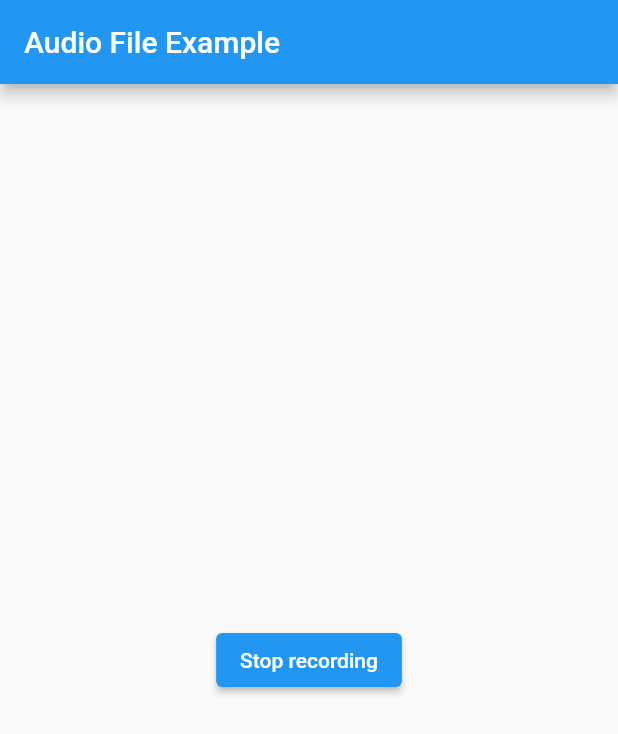
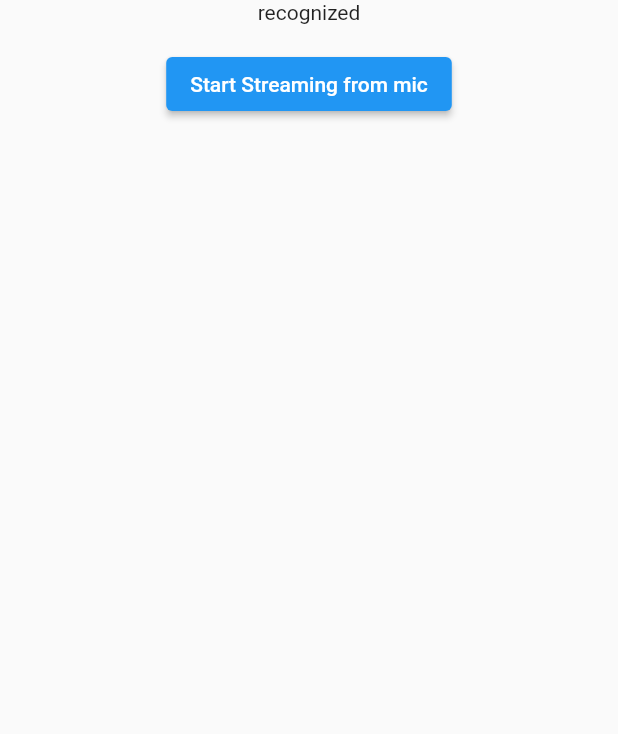
Before and after one commit to oh-naoki/robo_interviewer, a Flutter app: the screen it shows after launch, after a tap on "Start Streaming from mic", on a phone screen of 412 x 824 dp. Shown: the top 734 px of the screen. Run offline on Flutter 3.47's test engine with Material 2 defaults, Android fonts, the phone set to English and light mode, and no system bars; our stand-ins replace freezed_annotation, hooks_riverpod, rxdart; missing offline and left inert: google_speech, sound_stream.

Commit message:
Impl ViewModel

```diff
--- a/lib/ui/main.dart
+++ b/lib/ui/main.dart
@@ -1,17 +1,9 @@
-import 'dart:async';
-
 import 'package:flutter/material.dart';
-import 'package:flutter/services.dart';
-import 'package:google_speech/config/recognition_config.dart';
-import 'package:google_speech/config/recognition_config_v1.dart';
-import 'package:google_speech/config/streaming_recognition_config.dart';
-import 'package:google_speech/speech_client_authenticator.dart';
-import 'package:google_speech/speech_to_text.dart';
-import 'package:rxdart/rxdart.dart';
-import 'package:sound_stream/sound_stream.dart';
+import 'package:hooks_riverpod/hooks_riverpod.dart';
+import 'package:robo_interviewer/ui/main_viewmodel.dart';
 
 void main() {
-  runApp(const MyApp());
+  runApp(const ProviderScope(child: MyApp()));
 }
 
 class MyApp extends StatelessWidget {
@@ -25,136 +17,41 @@ class MyApp extends StatelessWidget {
       theme: ThemeData(
         primarySwatch: Colors.blue,
       ),
-      home: const MyHomePage(title: 'Flutter Demo Home Page'),
+      home: const MainScreen(),
     );
   }
 }
 
-class MyHomePage extends StatefulWidget {
-  const MyHomePage({super.key, required this.title});
-
-  final String title;
+class MainScreen extends ConsumerWidget {
+  const MainScreen({
+    Key? key,
+  }) : super(key: key);
 
   @override
-  State<MyHomePage> createState() => _MyHomePageState();
-}
-
-class _MyHomePageState extends State<MyHomePage> {
-  final RecorderStream _recorder = RecorderStream();
-
-  bool recognizing = false;
-  bool recognizeFinished = false;
-  String text = '';
-  StreamSubscription<List<int>>? _audioStreamSubscription;
-  BehaviorSubject<List<int>>? _audioStream;
-
-  @override
-  void initState() {
-    super.initState();
-    _recorder.initialize();
-  }
-
-  void streamingRecognize() async {
-    _audioStream = BehaviorSubject<List<int>>();
-    _audioStreamSubscription = _recorder.audioStream.listen((event) {
-      _audioStream!.add(event);
-    });
-
-    await _recorder.start();
-
-    setState(() {
-      recognizing = true;
-    });
-    final serviceAccount = ServiceAccount.fromString((await rootBundle.loadString('assets/test_service_account.json')));
-    final speechToText = SpeechToText.viaServiceAccount(serviceAccount);
-    final config = _getConfig();
-
-    final responseStream = speechToText.streamingRecognize(StreamingRecognitionConfig(config: config, interimResults: true), _audioStream!);
-
-    var responseText = '';
-
-    responseStream.listen((data) {
-      final currentText = data.results.map((e) => e.alternatives.first.transcript).join('\n');
-
-      if (data.results.first.isFinal) {
-        responseText += '\n' + currentText;
-        setState(() {
-          text = responseText;
-          recognizeFinished = true;
-        });
-      } else {
-        setState(() {
-          text = responseText + '\n' + currentText;
-          recognizeFinished = true;
-        });
-      }
-    }, onDone: () {
-      setState(() {
-        recognizing = false;
-      });
-    });
-  }
-
-  void stopRecording() async {
-    await _recorder.stop();
-    await _audioStreamSubscription?.cancel();
-    await _audioStream?.close();
-    setState(() {
-      recognizing = false;
-    });
-  }
-
-  RecognitionConfig _getConfig() => RecognitionConfig(
-      encoding: AudioEncoding.LINEAR16, model: RecognitionModel.basic, enableAutomaticPunctuation: true, sampleRateHertz: 16000, languageCode: 'ja');
-
-  @override
-  Widget build(BuildContext context) {
-    return Scaffold(
-      appBar: AppBar(
-        title: const Text('Audio File Example'),
+  Widget build(BuildContext context, WidgetRef ref) {
+    final viewState = ref.watch(mainViewModelProvider);
+    final viewModel = ref.read(mainViewModelProvider.notifier);
+    return viewState.when(
+      loading: () => const Center(
+        child: CircularProgressIndicator(),
       ),
-      body: Center(
-        child: Column(
-          mainAxisAlignment: MainAxisAlignment.spaceAround,
-          children: <Widget>[
-            if (recognizeFinished)
-              _RecognizeContent(
-                text: text,
+      error: (err, stack) => const Center(
+        child: Text("error"),
+      ),
+      data: (viewState) {
+        return Material(
+          child: Column(
+            children: [
+              Text("recognized"),
+              Text(viewState.text),
+              ElevatedButton(
+                onPressed: viewState.recognizing ? viewModel.stopSpeech : viewModel.startSpeech,
+                child: viewState.recognizing ? const Text('Stop recording') : const Text('Start Streaming from mic'),
               ),
-            ElevatedButton(
-              onPressed: recognizing ? stopRecording : streamingRecognize,
-              child: recognizing ? const Text('Stop recording') : const Text('Start Streaming from mic'),
-            ),
-          ],
-        ),
-      ), // This trailing comma makes auto-formatting nicer for build methods.
+            ],
+          ),
+        );
+      },
     );
   }
 }
-
-class _RecognizeContent extends StatelessWidget {
-  final String? text;
-
-  const _RecognizeContent({Key? key, this.text}) : super(key: key);
-
-  @override
-  Widget build(BuildContext context) {
-    return Padding(
-      padding: const EdgeInsets.all(16.0),
-      child: Column(
-        children: <Widget>[
-          const Text(
-            'The text recognized by the Google Speech Api:',
-          ),
-          const SizedBox(
-            height: 16.0,
-          ),
-          Text(
-            text ?? '---',
-            style: Theme.of(context).textTheme.bodyText1,
-          ),
-        ],
-      ),
-    );
-  }
-}
--- a/lib/ui/main_screen_state.dart
+++ b/lib/ui/main_screen_state.dart
@@ -9,7 +9,7 @@ abstract class MainScreenState with _$MainScreenState {
   const factory MainScreenState({
     @Default(false) bool recognizing,
     @Default(false) bool recognizeFinished,
-    @Default(null) String? text,
+    @Default("---") String text,
   }) = _MainScreenState;
 
   factory MainScreenState.fromJson(Map<String, dynamic> json) => _$MainScreenStateFromJson(json);
--- /dev/null
+++ b/lib/util/speech_client.dart
@@ -0,0 +1,47 @@
+import 'dart:async';
+
+import 'package:flutter/services.dart';
+import 'package:google_speech/config/recognition_config.dart';
+import 'package:google_speech/config/recognition_config_v1.dart';
+import 'package:google_speech/config/streaming_recognition_config.dart';
+import 'package:google_speech/generated/google/cloud/speech/v1/cloud_speech.pb.dart' hide RecognitionConfig, StreamingRecognitionConfig;
+import 'package:google_speech/speech_client_authenticator.dart';
+import 'package:google_speech/speech_to_text.dart';
+import 'package:hooks_riverpod/hooks_riverpod.dart';
+import 'package:rxdart/rxdart.dart';
+import 'package:sound_stream/sound_stream.dart';
+
+final speechClientProvider = Provider.autoDispose((ref) => SpeechClient());
+
+class SpeechClient {
+  final RecorderStream _recorder = RecorderStream()..initialize();
+  bool recognizing = false;
+  bool recognizeFinished = false;
+  String text = '';
+  StreamSubscription<List<int>>? _audioStreamSubscription;
+  BehaviorSubject<List<int>>? _audioStream;
+
+  RecognitionConfig _getConfig() => RecognitionConfig(
+      encoding: AudioEncoding.LINEAR16, model: RecognitionModel.basic, enableAutomaticPunctuation: true, sampleRateHertz: 16000, languageCode: 'ja');
+
+  Future<Stream<StreamingRecognizeResponse>> startRecognize() async {
+    _audioStream = BehaviorSubject<List<int>>();
+    _audioStreamSubscription = _recorder.audioStream.listen((event) {
+      _audioStream!.add(event);
+    });
+
+    await _recorder.start();
+
+    final serviceAccount = ServiceAccount.fromString((await rootBundle.loadString('assets/test_service_account.json')));
+    final speechToText = SpeechToText.viaServiceAccount(serviceAccount);
+    final config = _getConfig();
+
+    return speechToText.streamingRecognize(StreamingRecognitionConfig(config: config, interimResults: true), _audioStream!);
+  }
+
+  void stopRecognize() async {
+    await _recorder.stop();
+    await _audioStreamSubscription?.cancel();
+    await _audioStream?.close();
+  }
+}
```
Also changed, not shown: lib/ui/main_viewmodel.dart (+36 -1 lines), lib/ui/main_screen_state.freezed.dart, lib/ui/main_screen_state.g.dart, 1 other file.
